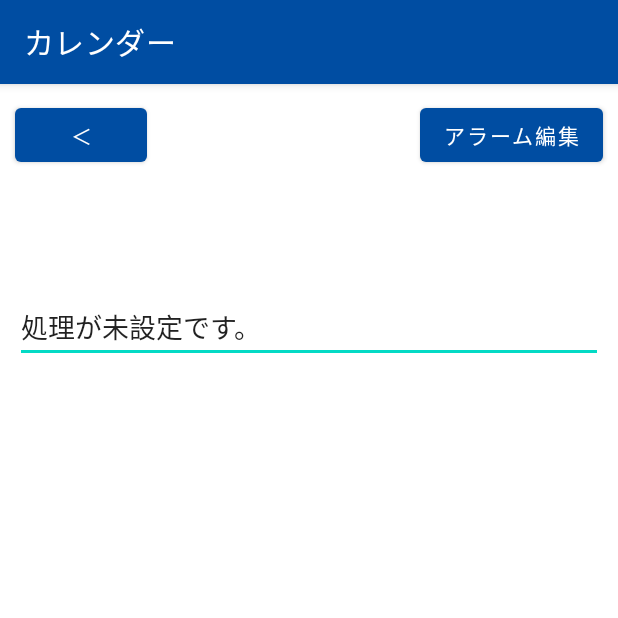
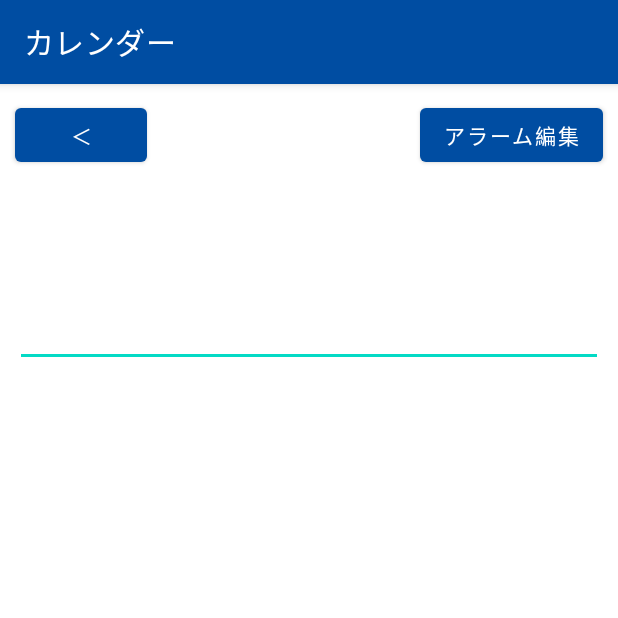
Before and after one commit to NagaJun1/OriginalCalendar, an Android app: the MemoEdit screen opened directly, with no data from a screen before it, on a phone screen of 412 x 824 dp, the top half of it. Run offline under Robolectric (Android 15) with nearby library versions, the phone set to English and light mode, and no system bars.

```diff
--- a/app/src/main/java/com/example/originalcalendar/AlarmEdit.java
+++ b/app/src/main/java/com/example/originalcalendar/AlarmEdit.java
@@ -8,7 +8,7 @@ import android.widget.Button;
 import androidx.appcompat.app.AppCompatActivity;
 
 /**
- * ____画面に対応した処理
+ * アラーム編集画面に対応した処理
  */
 public class AlarmEdit extends AppCompatActivity {
     /**
--- a/app/src/main/java/com/example/originalcalendar/Common.java
+++ b/app/src/main/java/com/example/originalcalendar/Common.java
@@ -1,4 +1,15 @@
 package com.example.originalcalendar;
+
+import android.content.Context;
+import android.widget.Toast;
+
+import com.example.originalcalendar.JsonManagement.JsonManager;
+import com.fasterxml.jackson.databind.ObjectMapper;
+
+import java.io.BufferedReader;
+import java.io.File;
+import java.io.FileReader;
+import java.io.FileWriter;
 
 public class Common {
     /**
@@ -7,9 +18,14 @@ public class Common {
     public static final String COMMA = ",";
 
     /**
+     * コロンの固定文字列
+     */
+    public static final String COLON = ":";
+
+    /**
      * 一週間分の曜日の日本語配列
      */
-    public static final String[] ONE_WEEK = {"error","日","月","火","水","木","金","土"};
+    public static final String[] ONE_WEEK = {"error", "日", "月", "火", "水", "木", "金", "土"};
 
     /**
      * Intent に年月日を設定、取り出すためのキー
@@ -38,43 +54,66 @@ public class Common {
 
     /**
      * 日付を規定フォーマットの文字列に修正
+     * @param year 年
+     * @param month 月
+     * @param day 日付
      * @return yyyy,mm,dd のフォーマットの文字列
      */
-    public static String getStrDate(int year,int month,int day){
+    public static String getStrDate(int year, int month, int day) {
         String strYear = String.valueOf(year);
         String strMonth = String.valueOf(month);
         String strDay = String.valueOf(day);
         return strYear + COMMA + strMonth + COMMA + strDay;
     }
 
-    /*
-     * 日付から、曜日を取得
-     * @param date 日付（年月日は、連結して文字列になっている）
-     * @return 曜日に応じた数値
-    public static int getDayOfWeek(String date){
-         String[] dates = date.split(COMMA);
+    /**
+     * 時刻の規定フォーマットを作成
+     * @param hour 時
+     * @param minutes 分
+     * @return hh:mm のフォーマットを作成
+     */
+    public static String getStrTime(int hour,int minutes){
+        return String.valueOf(hour) + COLON + String.valueOf(minutes);
+    }
 
-         // 配列は {y,m,d} となるため、配列の長さは3である必要がある
-         if(2 < dates.length){
-             Calendar calendar = Calendar.getInstance();
-             calendar.set(
-                     Integer.parseInt(dates[0]),
-                     Integer.parseInt(dates[1]),
-                     Integer.parseInt(dates[2]));
-             return calendar.get(Calendar.DAY_OF_WEEK);
-         }
-        return 0;
+    /**
+     * JSONのフォーマットに修正して、ローカルファイルにメモを記録
+     * @param context 処理実行画面の Context
+     * @param date 年月日
+     * @param time 時刻
+     * @param dayOfWeek 曜日
+     * @param text 書き込みを行いたい文字列
+     */
+    public static void writeSaveData(Context context, String date, String time, int dayOfWeek, String text) {
+        try {
+            // ローカルファイルに保存されたJSON の取得
+            String strJson = readSaveData(context);
+
+            // TODO null の回避
+            if (strJson != null) {
+                // ファイルから読み込んだ中身を JSONのオブジェクトに変換
+                ObjectMapper mapper = new ObjectMapper();
+                JsonManager json = mapper.readValue(strJson, JsonManager.class);
+            } else {
+                writeInFile(context, text);
+            }
+        }catch (Exception e){
+            System.out.println(e.toString());
+        }
     }
-    */
 
     /**
      * 保存されている情報から、引数とマッチする情報を取得
-     * @param date 年月日
-     * @param time 時刻
+     * @param date      年月日
+     * @param time      時刻
      * @param dayOfWeek 曜日
+     * @param context 処理実行画面の Context
      * @return 取得された情報（文字列）
      */
-    public static String getTextInRecord(String date, String time, int dayOfWeek) {
+    public static String getTextInRecord(String date, String time, int dayOfWeek, Context context) {
+        // ローカルファイルから、データを読み込み
+        String readData = readSaveData(context);
+
         /*
         // 曜日が未指定の場合は、日付から曜日を取得
         if (dayOfWeek == 0) {
@@ -82,6 +121,57 @@ public class Common {
         }
          */
 
-        return "処理が未設定です。";
+        // TODO 条件の設定がされていないため、後で修正
+        return readData;
+    }
+
+    /**
+     * メモのデータを保存するファイル名
+     */
+    private static final String FILE_NAME = "memo_save_data.json";
+
+    /**
+     * 保存データの書き換え（全て上書き）
+     * @param context 処理の実行画面のContext
+     * @param text ファイルに書き込むテキストデータ
+     */
+    private static void writeInFile(Context context,String text) {
+        try (FileWriter writer = new FileWriter(context.getFilesDir().getAbsolutePath() + "\\" + FILE_NAME)) {
+            writer.write(text);
+        } catch (Exception e) {
+            Toast.makeText(context, "メモの書き込みに失敗しました。", Toast.LENGTH_SHORT).show();
+            System.out.println(e.toString());
+        }
+    }
+
+    /**
+     * 保存データの読み込み（全て読み込み）
+     * @param context 処理の実行画面の Context
+     * @return 読み込んだデータ
+     */
+    private static String readSaveData(Context context) {
+        String dirPath = context.getFilesDir().getAbsolutePath();
+        File file = new File(dirPath + "\\" + FILE_NAME);
+
+        // 読み込むファイルが存在しない場合は処理しない
+        if(!file.exists()){
+            return null;
+        }
+        try (
+                BufferedReader br = new BufferedReader(new FileReader(file))
+        ) {
+            // 一行ずつ読み込み、一つの文章として、読み込み結果を返す
+            StringBuilder text = new StringBuilder();
+            String line = br.readLine();
+            while (line != null){
+                text.append(line).append("\n");
+                line = br.readLine();
+            }
+            return text.toString();
+        } catch (Exception e) {
+            Toast.makeText(context, "メモの取得に失敗しました。", Toast.LENGTH_SHORT).show();
+            System.out.println(e.toString());
+            return null;
+        }
     }
 }
--- a/app/src/main/java/com/example/originalcalendar/MainActivity.java
+++ b/app/src/main/java/com/example/originalcalendar/MainActivity.java
@@ -117,7 +117,8 @@ public class MainActivity extends AppCompatActivity {
     private void setCalendarEvent(){
         try {
             calendarView.setOnDateChangeListener((c, year, month, day) -> {
-                String strDate = Common.getStrDate(year, month, day);
+                // month（月）は、0~11 で処理されるため、+1する
+                String strDate = Common.getStrDate(year, month+1, day);
 
                 // メモ編集画面を表示
                 Intent intent = new Intent(calendarView.getContext(), MemoEdit.class);
--- a/app/src/main/java/com/example/originalcalendar/MemoEdit.java
+++ b/app/src/main/java/com/example/originalcalendar/MemoEdit.java
@@ -6,6 +6,7 @@ import android.view.View;
 import android.widget.Button;
 import android.widget.EditText;
 import android.widget.TextView;
+import android.widget.Toast;
 
 import androidx.appcompat.app.AppCompatActivity;
 
@@ -15,7 +16,6 @@ import androidx.appcompat.app.AppCompatActivity;
 public class MemoEdit extends AppCompatActivity {
     /**
      * メモの編集領域
-     * TODO メモの保存のためにデータを取得する必要があるため、privateな変数として設定
      */
     private EditText centerMemoText = null;
 
@@ -78,25 +78,23 @@ public class MemoEdit extends AppCompatActivity {
      * 画面上部に、メモが紐づく時刻を設定する
      */
     private void setTopTimeText(){
-        TextView textView = findViewById(R.id.top_time_text);
+        // top_time_text に時刻を設定
+        TextView topTimeText = findViewById(R.id.top_time_text);
+        if(strTime != null){
+            topTimeText.setText(strTime);
+        } else {
+            topTimeText.setVisibility(View.INVISIBLE);
+        }
 
-        // top_time_text に対しては、前画面で指定された時刻を挿入する
-        // 必要な情報だけを設定するため、不要な情報は除外
-        String text = null;
+        // top_day_text に日付（もしくは曜日）を設定
+        TextView topDayText = findViewById(R.id.top_day_text);
         if(strDate != null){
-            text = strDate + " ";
-        }
-        if(strTime != null){
-            text += strTime + " ";
-        }
-        if(intDayOfWeek != 0){
-            text += Common.ONE_WEEK[intDayOfWeek];
-        }
-        // 設定できる情報が無い場合は、top_time_text を非表示に設定
-        if(text == null){
-            textView.setVisibility(View.INVISIBLE);
+            topDayText.setText(strDate);
+        } else if(intDayOfWeek != 0){
+            topDayText.setText(Common.ONE_WEEK[intDayOfWeek]);
         } else {
-            textView.setText(text);
+            // 設定できる情報が無い場合は、top_day_text を非表示に設定
+            topDayText.setVisibility(View.INVISIBLE);
         }
     }
 
@@ -119,7 +117,7 @@ public class MemoEdit extends AppCompatActivity {
 
         // 初期状態のテキストを挿入
         // 条件に該当する"メモ"としての内容を取得する
-        centerMemoText.setText(Common.getTextInRecord(strDate,strTime,intDayOfWeek));
+        centerMemoText.setText(Common.getTextInRecord(strDate,strTime,intDayOfWeek, this));
     }
 
     /**
@@ -154,5 +152,14 @@ public class MemoEdit extends AppCompatActivity {
     @Override
     protected void onStop() {
         super.onStop();
+
+        // centerMemoText内のテキストを取得
+        String text = centerMemoText.getText().toString();
+        if(text == null || 0 == text.length()) {
+            Toast.makeText(this,"保存を実行しませんでした",Toast.LENGTH_SHORT).show();
+        } else {
+            // 取得したテキストに記載があるのであれば、保存する
+            Common.writeSaveData(this,strDate,strTime,intDayOfWeek,text);
+        }
     }
 }
--- a/app/src/main/res/layout/edit_alarm.xml
+++ b/app/src/main/res/layout/edit_alarm.xml
@@ -24,6 +24,7 @@
         android:layout_alignParentEnd="true"
         />
 
+    <!--表示する情報に紐づく日付・曜日のいずれかを表示-->
     <TextView
         android:id="@+id/top_day_text"
         android:layout_width="match_parent"
--- a/app/src/main/res/layout/edit_memo.xml
+++ b/app/src/main/res/layout/edit_memo.xml
@@ -24,15 +24,30 @@
         android:layout_alignParentEnd="true"
         />
 
+    <!--メモが紐づく日付・曜日（いずれか）-->
+    <TextView
+        android:id="@+id/top_day_text"
+        android:layout_width="wrap_content"
+        android:layout_height="wrap_content"
+        android:background="@color/light_blue"
+        android:layout_below="@id/back_from_edit_memo"
+        android:layout_alignParentStart="true"
+        android:layout_margin="@dimen/default_margin"
+        android:textSize="@dimen/top_text_size"
+        android:text="日付"
+        />
+
     <!--メモが紐づく時刻-->
     <TextView
         android:id="@+id/top_time_text"
-        android:layout_width="match_parent"
+        android:layout_width="wrap_content"
         android:layout_height="wrap_content"
         android:background="@color/light_blue"
         android:layout_below="@id/back_from_edit_memo"
+        android:layout_alignParentEnd="true"
         android:layout_margin="@dimen/default_margin"
         android:textSize="@dimen/top_text_size"
+        android:text="時刻"
         />
 
     <ScrollView
```
Also changed, not shown: app/build.gradle (+9 -1 lines), app/src/main/java/com/example/originalcalendar/JsonManagement/ByDay.java (added, +16 -0 lines), app/src/main/java/com/example/originalcalendar/JsonManagement/ByTime.java (added, +23 -0 lines), app/src/main/java/com/example/originalcalendar/JsonManagement/Day.java (added, +18 -0 lines), app/src/main/java/com/example/originalcalendar/JsonManagement/JsonManager.java (added, +7 -0 lines), 1 other file.
